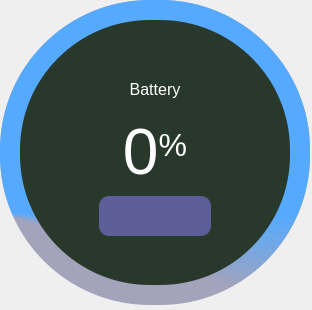
Before: the Qt Designer form apps/designTestingOnHpV2/batteryfullwidget.ui in GiovanniRaseraF/santoka_qt, drawn with Qt 5.
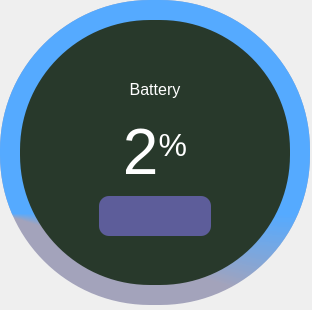
After: the same form once the commit is applied.

What changed in the file:
```diff
--- a/apps/designTestingOnHpV2/batteryfullwidget.ui
+++ b/apps/designTestingOnHpV2/batteryfullwidget.ui
@@ -128,7 +128,7 @@
              <item>
               <widget class="QLabel" name="lblPercentage">
                <property name="text">
-                <string>&lt;span style=&quot; font-size:48pt;&quot;&gt;0&lt;/span&gt;&lt;span style=&quot; font-size:36pt; vertical-align:super;&quot;&gt;%&lt;/span&gt;</string>
+                <string>&lt;span style=&quot; font-size:48pt;&quot;&gt;2&lt;/span&gt;&lt;span style=&quot; font-size:36pt; vertical-align:super;&quot;&gt;%&lt;/span&gt;</string>
                </property>
                <property name="alignment">
                 <set>Qt::AlignCenter</set>
```
